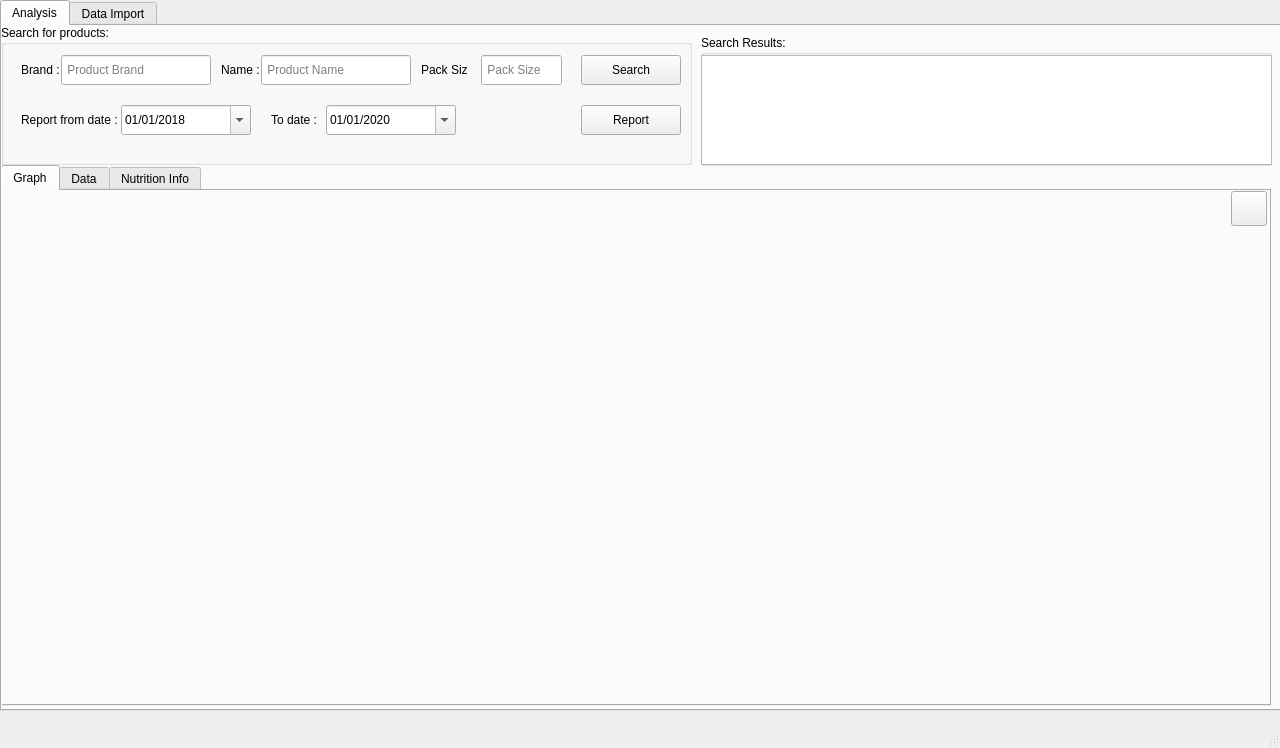
imanavaz/PriceTracker, file Qt/PriceTracker.ui: the form before one commit.
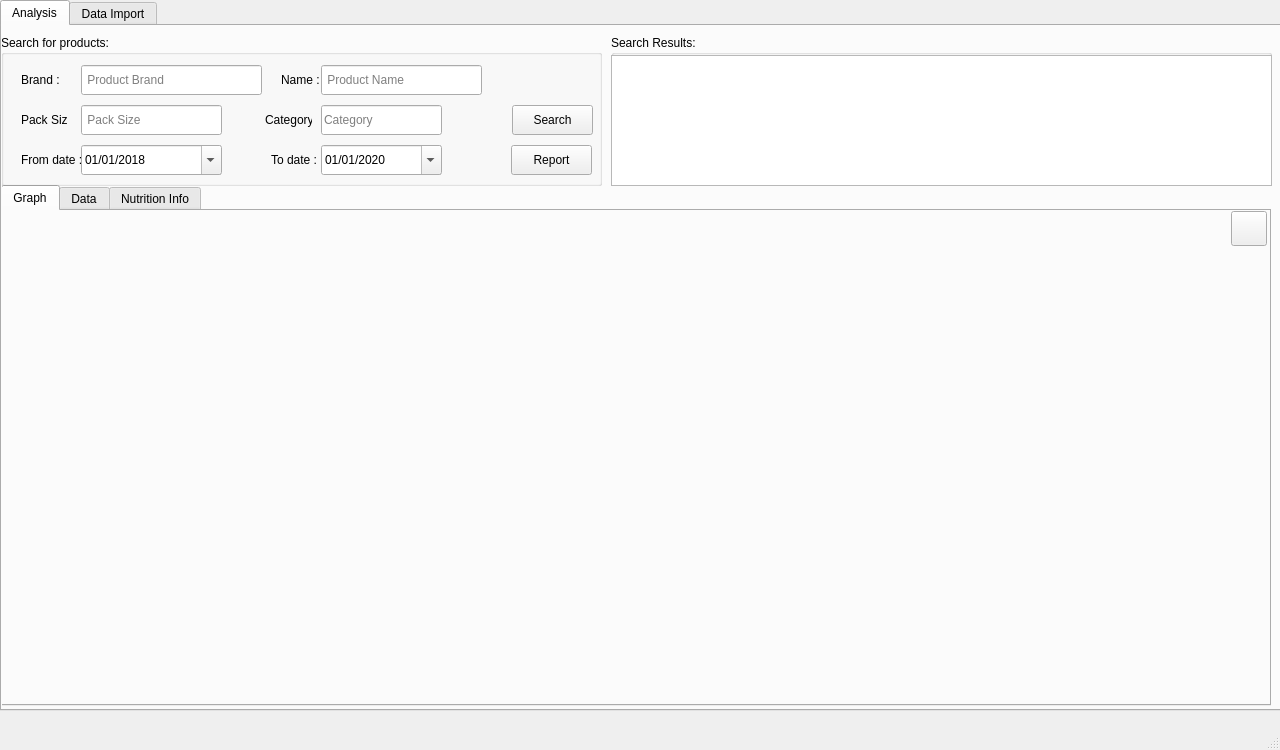
The form after the commit. Icons and pictures are not drawn.

Commit message: Ver 2.0 with export functionality

Diff of the .ui file:
```diff
--- a/Qt/PriceTracker.ui
+++ b/Qt/PriceTracker.ui
@@ -7,7 +7,7 @@
     <x>0</x>
     <y>0</y>
     <width>1280</width>
-    <height>748</height>
+    <height>750</height>
    </rect>
   </property>
   <property name="windowTitle">
@@ -52,9 +52,9 @@
              <property name="geometry">
               <rect>
                <x>0</x>
-               <y>140</y>
+               <y>160</y>
                <width>1270</width>
-               <height>541</height>
+               <height>521</height>
               </rect>
              </property>
              <property name="currentIndex">
@@ -88,9 +88,9 @@
                <property name="geometry">
                 <rect>
                  <x>0</x>
-                 <y>0</y>
+                 <y>4</y>
                  <width>1228</width>
-                 <height>515</height>
+                 <height>491</height>
                 </rect>
                </property>
               </widget>
@@ -199,10 +199,10 @@
             <widget class="QGroupBox" name="groupBox">
              <property name="geometry">
               <rect>
-               <x>700</x>
+               <x>610</x>
                <y>10</y>
-               <width>571</width>
-               <height>131</height>
+               <width>661</width>
+               <height>151</height>
               </rect>
              </property>
              <property name="title">
@@ -213,8 +213,8 @@
                <rect>
                 <x>0</x>
                 <y>20</y>
-                <width>571</width>
-                <height>110</height>
+                <width>661</width>
+                <height>131</height>
                </rect>
               </property>
               <property name="editTriggers">
@@ -229,9 +229,9 @@
              <property name="geometry">
               <rect>
                <x>0</x>
-               <y>0</y>
-               <width>691</width>
-               <height>140</height>
+               <y>10</y>
+               <width>601</width>
+               <height>151</height>
               </rect>
              </property>
              <property name="title">
@@ -240,9 +240,9 @@
              <widget class="QDateEdit" name="fromDateEdit">
               <property name="geometry">
                <rect>
-                <x>120</x>
-                <y>80</y>
-                <width>130</width>
+                <x>80</x>
+                <y>110</y>
+                <width>141</width>
                 <height>30</height>
                </rect>
               </property>
@@ -276,9 +276,9 @@
              <widget class="QLineEdit" name="brandLineEdit">
               <property name="geometry">
                <rect>
-                <x>60</x>
+                <x>80</x>
                 <y>30</y>
-                <width>150</width>
+                <width>181</width>
                 <height>30</height>
                </rect>
               </property>
@@ -292,7 +292,7 @@
              <widget class="QLabel" name="label_4">
               <property name="geometry">
                <rect>
-                <x>220</x>
+                <x>280</x>
                 <y>30</y>
                 <width>47</width>
                 <height>30</height>
@@ -306,7 +306,7 @@
               <property name="geometry">
                <rect>
                 <x>270</x>
-                <y>80</y>
+                <y>110</y>
                 <width>51</width>
                 <height>30</height>
                </rect>
@@ -318,8 +318,8 @@
              <widget class="QLabel" name="label_5">
               <property name="geometry">
                <rect>
-                <x>420</x>
-                <y>30</y>
+                <x>20</x>
+                <y>70</y>
                 <width>47</width>
                 <height>30</height>
                </rect>
@@ -331,9 +331,9 @@
              <widget class="QDateEdit" name="toDateEdit">
               <property name="geometry">
                <rect>
-                <x>325</x>
-                <y>80</y>
-                <width>130</width>
+                <x>320</x>
+                <y>110</y>
+                <width>121</width>
                 <height>30</height>
                </rect>
               </property>
@@ -355,21 +355,21 @@
               <property name="geometry">
                <rect>
                 <x>20</x>
-                <y>80</y>
+                <y>110</y>
                 <width>101</width>
                 <height>30</height>
                </rect>
               </property>
               <property name="text">
-               <string>Report from date : </string>
+               <string>From date : </string>
               </property>
              </widget>
              <widget class="QLineEdit" name="nameLineEdit">
               <property name="geometry">
                <rect>
-                <x>260</x>
+                <x>320</x>
                 <y>30</y>
-                <width>150</width>
+                <width>161</width>
                 <height>30</height>
                </rect>
               </property>
@@ -383,9 +383,9 @@
              <widget class="QPushButton" name="searchProductButton">
               <property name="geometry">
                <rect>
-                <x>580</x>
-                <y>30</y>
-                <width>100</width>
+                <x>511</x>
+                <y>70</y>
+                <width>81</width>
                 <height>30</height>
                </rect>
               </property>
@@ -406,9 +406,9 @@
              <widget class="QLineEdit" name="packSizeLineEdit">
               <property name="geometry">
                <rect>
-                <x>480</x>
-                <y>30</y>
-                <width>81</width>
+                <x>80</x>
+                <y>70</y>
+                <width>141</width>
                 <height>30</height>
                </rect>
               </property>
@@ -422,9 +422,9 @@
              <widget class="QPushButton" name="reportButton">
               <property name="geometry">
                <rect>
-                <x>580</x>
-                <y>80</y>
-                <width>100</width>
+                <x>510</x>
+                <y>110</y>
+                <width>81</width>
                 <height>30</height>
                </rect>
               </property>
@@ -439,6 +439,35 @@
                <string>Alt+R</string>
               </property>
              </widget>
+             <widget class="QLabel" name="label_8">
+              <property name="geometry">
+               <rect>
+                <x>264</x>
+                <y>70</y>
+                <width>47</width>
+                <height>30</height>
+               </rect>
+              </property>
+              <property name="text">
+               <string>Category:</string>
+              </property>
+             </widget>
+             <widget class="QLineEdit" name="categoryLineEdit">
+              <property name="geometry">
+               <rect>
+                <x>320</x>
+                <y>70</y>
+                <width>121</width>
+                <height>30</height>
+               </rect>
+              </property>
+              <property name="placeholderText">
+               <string>Category</string>
+              </property>
+              <property name="clearButtonEnabled">
+               <bool>true</bool>
+              </property>
+             </widget>
             </widget>
            </widget>
           </item>
```
Left out of the diff: 30 changed lines with no effect on the pictures. The commit also changes 1 other file.
